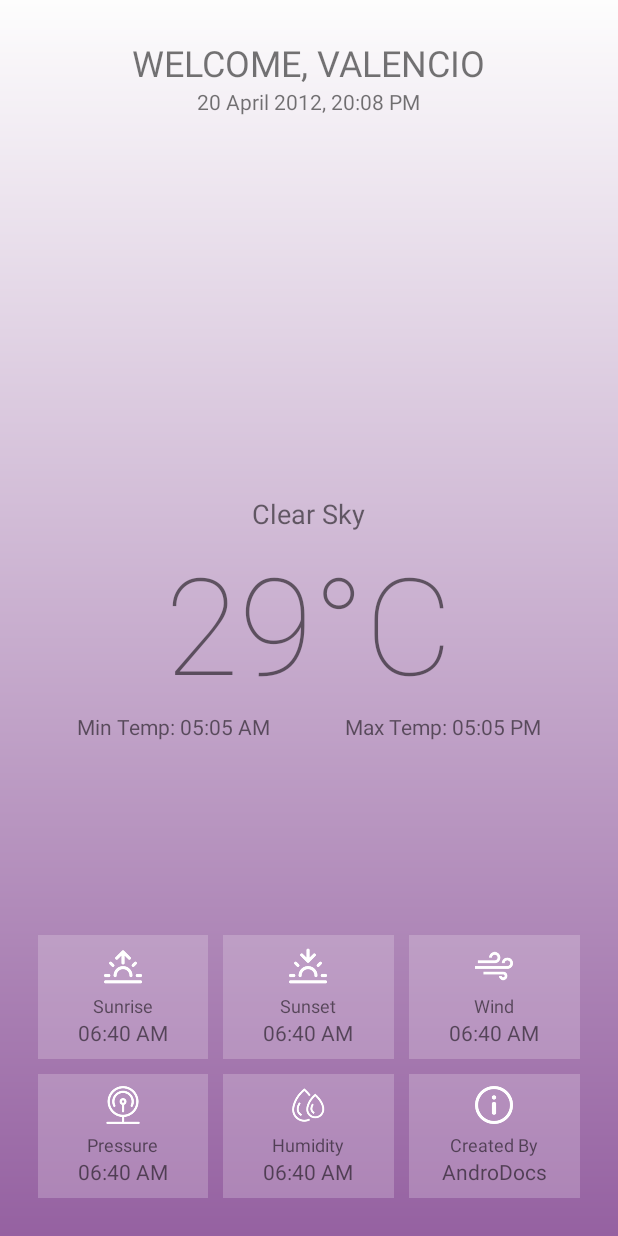
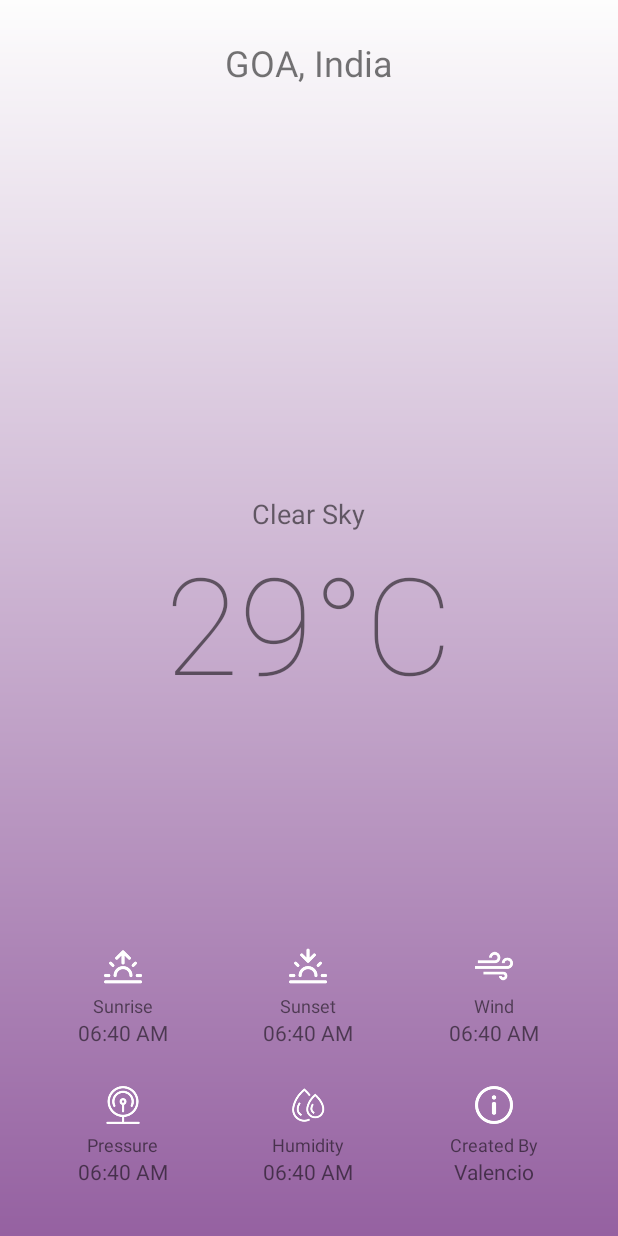
Before and after one commit to curiousvsa/weatherStation, an Android app: the layout activity_main.xml on its own in the app's theme, with its tools: preview values and no code run, on a phone screen of 412 x 824 dp. Run offline under Robolectric (Android 15) with nearby library versions, the phone set to English and light mode, and no system bars.

Commit message:
Changes in the XML changes
*Deleted extra text view and unnessary  xml files

```diff
--- a/app/src/main/res/layout/activity_main.xml
+++ b/app/src/main/res/layout/activity_main.xml
@@ -5,6 +5,10 @@
     android:background="@drawable/bg_gradient"
     android:orientation="vertical"
     android:padding="25dp">
+
+    <RelativeLayout
+        android:layout_width="match_parent"
+        android:layout_height="match_parent">
 
         <RelativeLayout
             android:id="@+id/mainContainer"
@@ -23,14 +27,13 @@
                     android:id="@+id/address"
                     android:layout_width="wrap_content"
                     android:layout_height="wrap_content"
-                android:text="WELCOME, VALENCIO"
+                    android:text="GOA, India"
                     android:textSize="24dp" />
 
                 <TextView
                     android:id="@+id/updated_at"
                     android:layout_width="wrap_content"
                     android:layout_height="wrap_content"
-                android:text="20 April 2012, 20:08 PM"
                     android:textSize="14dp" />
             </LinearLayout>
 
@@ -67,8 +70,7 @@
                     <TextView
                         android:id="@+id/temp_min"
                         android:layout_width="wrap_content"
-                    android:layout_height="wrap_content"
-                    android:text="Min Temp: 05:05 AM" />
+                        android:layout_height="wrap_content" />
 
                     <Space
                         android:layout_width="50dp"
@@ -77,8 +79,7 @@
                     <TextView
                         android:id="@+id/temp_max"
                         android:layout_width="wrap_content"
-                    android:layout_height="wrap_content"
-                    android:text="Max Temp: 05:05 PM" />
+                        android:layout_height="wrap_content" />
                 </LinearLayout>
 
             </LinearLayout>
@@ -100,7 +101,6 @@
                         android:layout_width="0dp"
                         android:layout_height="wrap_content"
                         android:layout_weight="1"
-                    android:background="#3CF1EBF1"
                         android:gravity="center"
                         android:orientation="vertical"
                         android:padding="8dp">
@@ -137,7 +137,6 @@
                         android:layout_width="0dp"
                         android:layout_height="wrap_content"
                         android:layout_weight="1"
-                    android:background="#3CF1EBF1"
                         android:gravity="center"
                         android:orientation="vertical"
                         android:padding="8dp">
@@ -174,7 +173,6 @@
                         android:layout_width="0dp"
                         android:layout_height="wrap_content"
                         android:layout_weight="1"
-                    android:background="#3CF1EBF1"
                         android:gravity="center"
                         android:orientation="vertical"
                         android:padding="8dp">
@@ -218,7 +216,6 @@
                         android:layout_width="0dp"
                         android:layout_height="wrap_content"
                         android:layout_weight="1"
-                    android:background="#3CF1EBF1"
                         android:gravity="center"
                         android:orientation="vertical"
                         android:padding="8dp">
@@ -255,7 +252,6 @@
                         android:layout_width="0dp"
                         android:layout_height="wrap_content"
                         android:layout_weight="1"
-                    android:background="#3CF1EBF1"
                         android:gravity="center"
                         android:orientation="vertical"
                         android:padding="8dp">
@@ -292,7 +288,6 @@
                         android:layout_width="0dp"
                         android:layout_height="wrap_content"
                         android:layout_weight="1"
-                    android:background="#3CF1EBF1"
                         android:gravity="center"
                         android:orientation="vertical"
                         android:padding="8dp">
@@ -317,10 +312,11 @@
                             android:id="@+id/about"
                             android:layout_width="wrap_content"
                             android:layout_height="wrap_content"
-                        android:text="AndroDocs"
+                            android:text="Valencio"
                             android:textSize="14dp" />
                     </LinearLayout>
                 </LinearLayout>
+
             </LinearLayout>
         </RelativeLayout>
 
@@ -341,3 +337,6 @@
 
 
     </RelativeLayout>
+
+
+</RelativeLayout>
```
Lines whose indentation alone changed are shown as unchanged.
